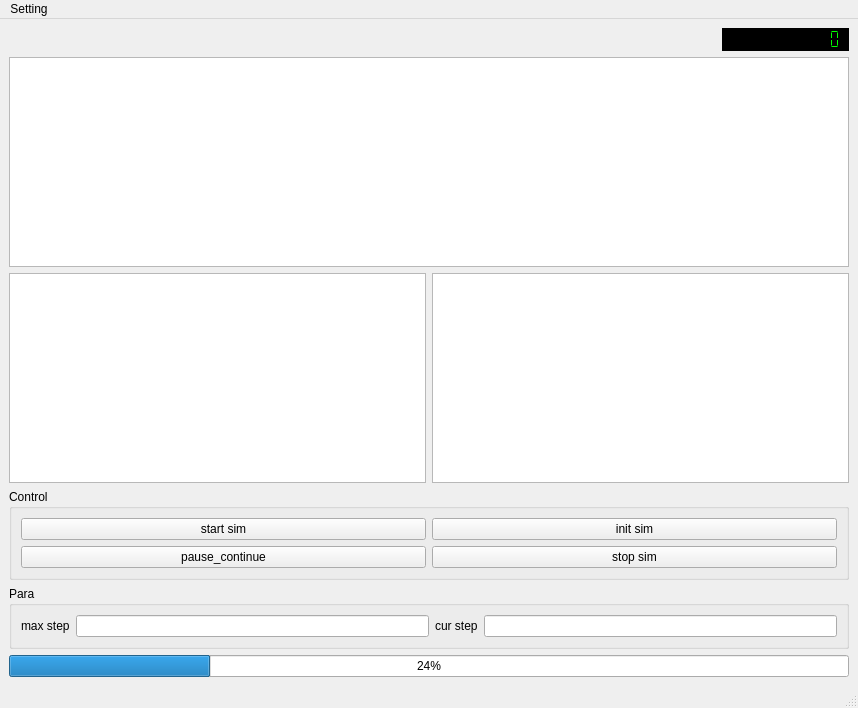
Old version of the form ElegantDISManager/hub.ui in the repository ZYunfeii/ElegantDIS.
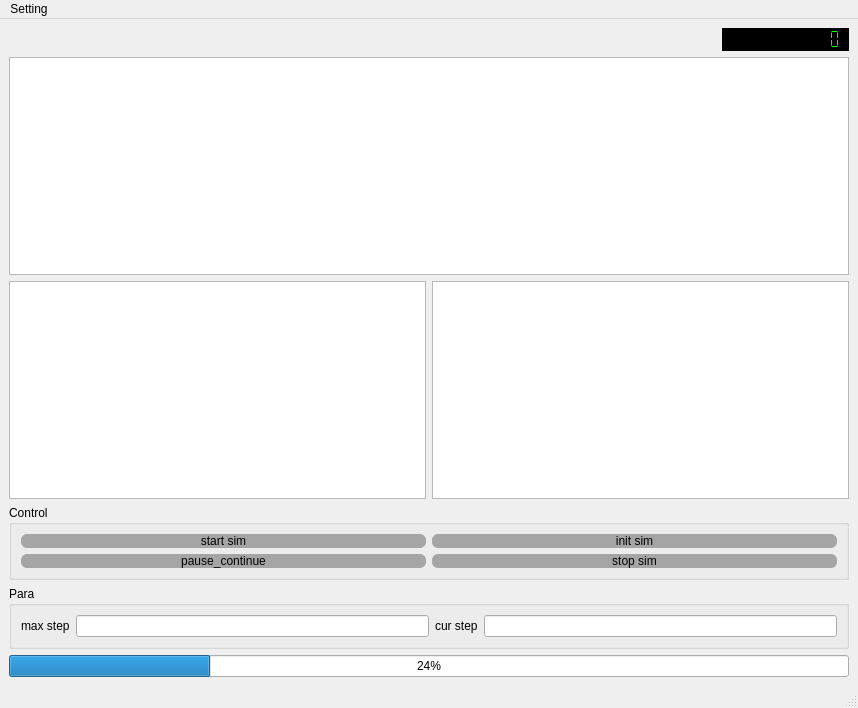
New version of the form.

Diff of the .ui file:
```diff
--- a/ElegantDISManager/hub.ui
+++ b/ElegantDISManager/hub.ui
@@ -73,6 +73,10 @@
         <layout class="QGridLayout" name="gridLayout">
          <item row="0" column="0">
           <widget class="QPushButton" name="start_sim_button">
+           <property name="styleSheet">
+            <string notr="true">border-radius: 6px;
+background-color: rgb(165,165,165);</string>
+           </property>
            <property name="text">
             <string>start sim</string>
            </property>
@@ -80,6 +84,10 @@
          </item>
          <item row="0" column="1">
           <widget class="QPushButton" name="init_sim_button">
+           <property name="styleSheet">
+            <string notr="true">border-radius: 6px;
+background-color: rgb(165,165,165);</string>
+           </property>
            <property name="text">
             <string>init sim</string>
            </property>
@@ -87,6 +95,10 @@
          </item>
          <item row="1" column="0">
           <widget class="QPushButton" name="pause_continue">
+           <property name="styleSheet">
+            <string notr="true">border-radius: 6px;
+background-color: rgb(165,165,165);</string>
+           </property>
            <property name="text">
             <string>pause_continue</string>
            </property>
@@ -94,6 +106,10 @@
          </item>
          <item row="1" column="1">
           <widget class="QPushButton" name="stop_sim_button">
+           <property name="styleSheet">
+            <string notr="true">border-radius: 6px;
+background-color: rgb(165,165,165);</string>
+           </property>
            <property name="text">
             <string>stop sim</string>
            </property>
```
